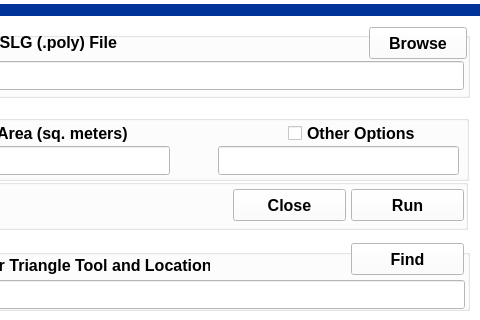
First picture: the form in 4DomainDecomposition/2DelaunayTriangulation/delaunaytriangulation.ui, repository leonard-psu/PIHMgis, before the edit; both pictures show x 320 to 800 and y 0 to 320 of the 800 by 500 pixel window.
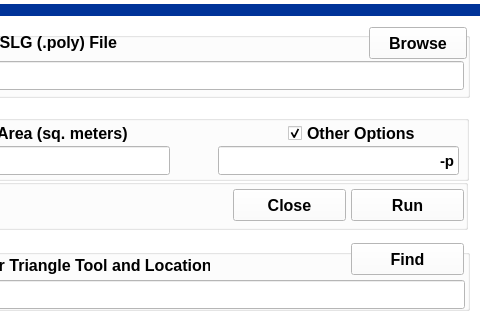
Second picture: the form after the edit.

```diff
--- a/4DomainDecomposition/2DelaunayTriangulation/delaunaytriangulation.ui
+++ b/4DomainDecomposition/2DelaunayTriangulation/delaunaytriangulation.ui
@@ -160,6 +160,15 @@
        </color>
       </brush>
      </colorrole>
+     <colorrole role="PlaceholderText">
+      <brush brushstyle="NoBrush">
+       <color alpha="128">
+        <red>0</red>
+        <green>0</green>
+        <blue>0</blue>
+       </color>
+      </brush>
+     </colorrole>
     </active>
     <inactive>
      <colorrole role="WindowText">
@@ -297,6 +306,15 @@
        </color>
       </brush>
      </colorrole>
+     <colorrole role="PlaceholderText">
+      <brush brushstyle="NoBrush">
+       <color alpha="128">
+        <red>0</red>
+        <green>0</green>
+        <blue>0</blue>
+       </color>
+      </brush>
+     </colorrole>
     </inactive>
     <disabled>
      <colorrole role="WindowText">
@@ -434,6 +452,15 @@
        </color>
       </brush>
      </colorrole>
+     <colorrole role="PlaceholderText">
+      <brush brushstyle="NoBrush">
+       <color alpha="128">
+        <red>0</red>
+        <green>0</green>
+        <blue>0</blue>
+       </color>
+      </brush>
+     </colorrole>
     </disabled>
    </palette>
   </property>
@@ -1027,6 +1054,9 @@
     <property name="text">
      <string>Other Options</string>
     </property>
+    <property name="checked">
+     <bool>true</bool>
+    </property>
    </widget>
    <widget class="QLineEdit" name="lineEditOthers">
     <property name="geometry">
@@ -1045,6 +1075,9 @@
       <bold>true</bold>
      </font>
     </property>
+    <property name="text">
+     <string>-p</string>
+    </property>
     <property name="alignment">
      <set>Qt::AlignRight|Qt::AlignTrailing|Qt::AlignVCenter</set>
     </property>
```
Left out of the diff: 54 changed lines with no effect on the pictures.
